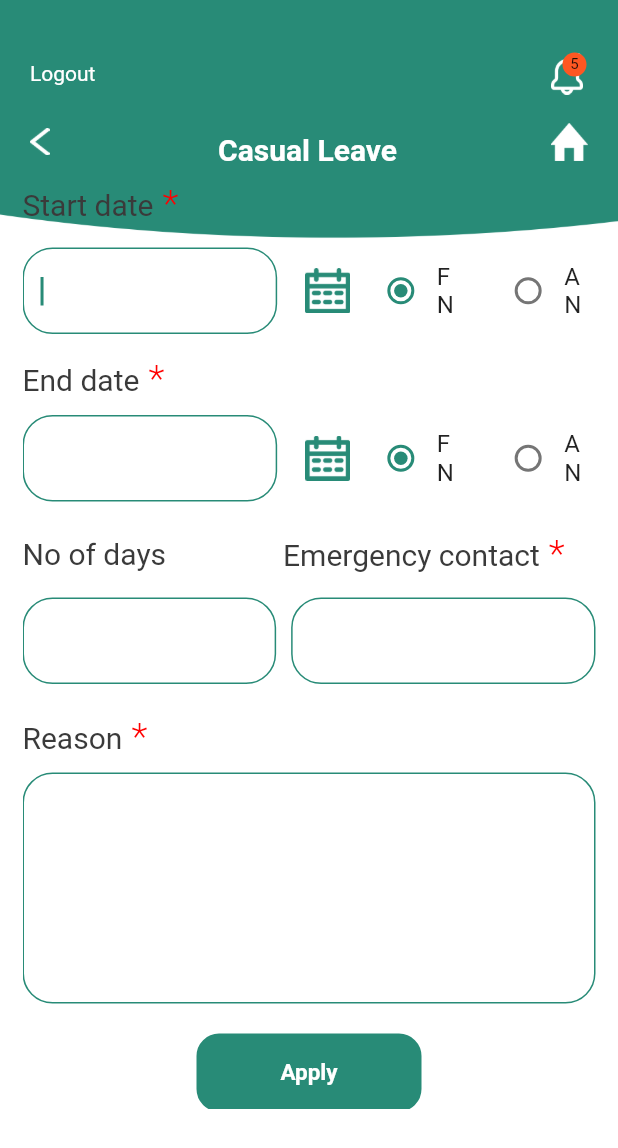
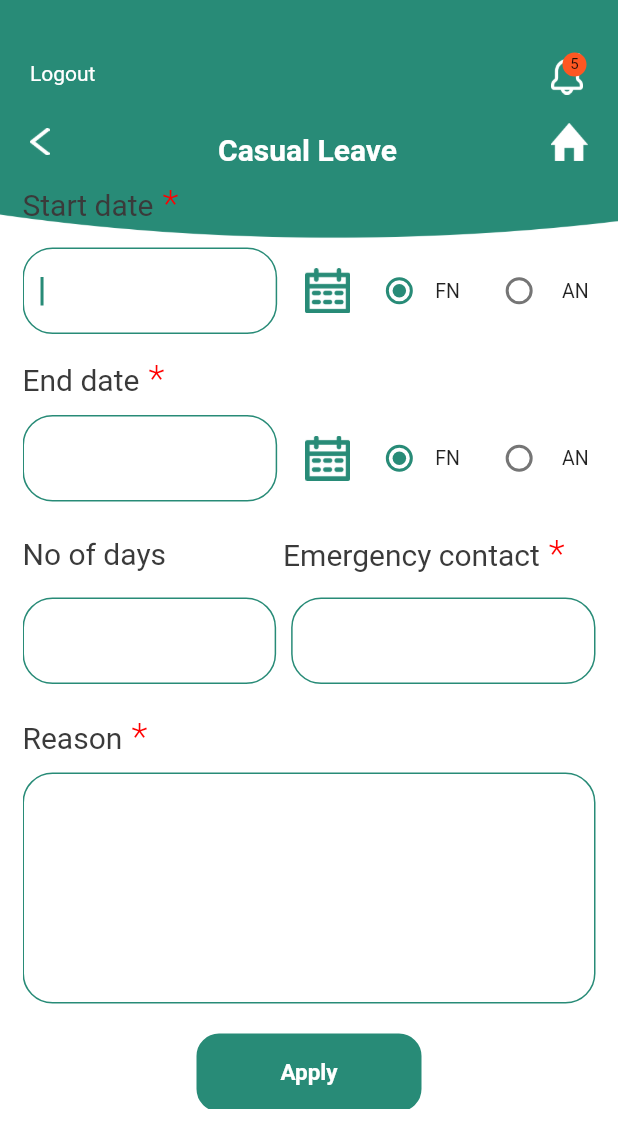
Before and after one commit to maruthu-anabond/leave_management, a Flutter app: what casualleave() shows on an empty page, opened directly, on a phone screen of 412 x 824 dp. Shown: the top 1148 px of the screen. Run offline on Flutter 3.47's test engine with Material 2 defaults, Android fonts, the phone set to English and light mode, and no system bars; our stand-ins replace carousel_slider, flutter_cache_manager, flutter_spinkit, flutter_svg, image_cropper, image_picker and 1 more; missing offline and left inert: adobe_xd, image_cropper_for_web, image_picker_for_web, shared_preferences_web; accounts and stored records are empty.

Commit message:
#3789Leave application-Mobile app Apply leave screen (CL)

```diff
--- a/lib/views/pages/casual_leave.dart
+++ b/lib/views/pages/casual_leave.dart
@@ -150,6 +150,8 @@ class _CasualPageState extends State<casualleave> {
                                 children: [
                                   Flexible(
                                     child: ListTile(
+                                      dense:true,
+                                      contentPadding: EdgeInsets.only(left: 15.0, right: 0.0),
                                       title: const Text("FN"),
                                       // tileColor: Colors.pink[100],
                                       horizontalTitleGap: 0,
@@ -167,6 +169,8 @@ class _CasualPageState extends State<casualleave> {
                                   ),
                                   Flexible(
                                     child: ListTile(
+                                      dense:true,
+                                      contentPadding: EdgeInsets.only(left: 10.0, right: 0.0),
                                       title: const Text("AN",
                                         textAlign: TextAlign.center,
                                       ),
@@ -266,6 +270,8 @@ class _CasualPageState extends State<casualleave> {
                                   children: [
                                     Flexible(
                                       child: ListTile(
+                                        dense:true,
+                                        contentPadding: EdgeInsets.only(left: 15.0, right: 0.0),
                                         title: const Text("FN"),
                                         // tileColor: Colors.pink[100],
                                         horizontalTitleGap: 0,
@@ -283,6 +289,8 @@ class _CasualPageState extends State<casualleave> {
                                     ),
                                     Flexible(
                                       child: ListTile(
+                                        dense:true,
+                                        contentPadding: EdgeInsets.only(left: 10.0, right: 0.0),
                                         title: const Text("AN",
                                           textAlign: TextAlign.center,
                                         ),
```
